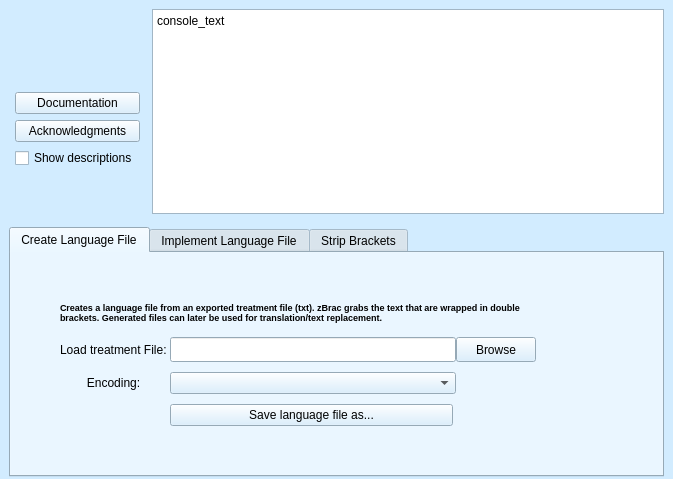
Old version of the form ui/mainwindow.ui in the repository seyhunsaral/zbrac.
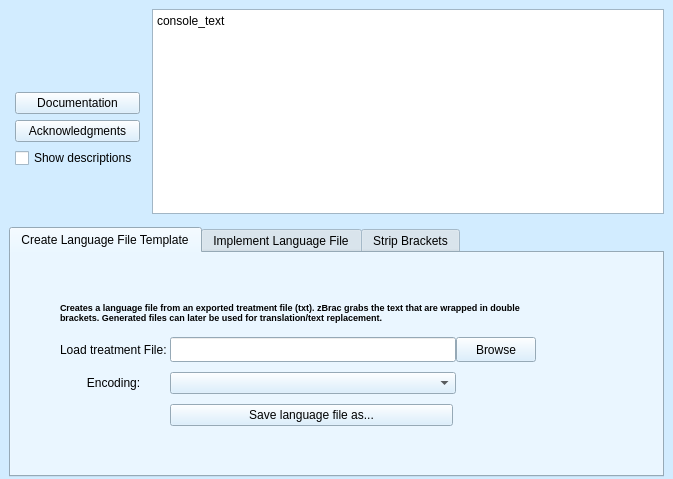
New version of the form. Icons and pictures are not drawn.

```diff
--- a/ui/mainwindow.ui
+++ b/ui/mainwindow.ui
@@ -970,7 +970,7 @@
       </property>
       <widget class="QWidget" name="tab_CL">
        <attribute name="title">
-        <string>Create Language File</string>
+         <string>Create Language File Template</string>
        </attribute>
        <layout class="QVBoxLayout" name="verticalLayout_2">
         <item>
```
